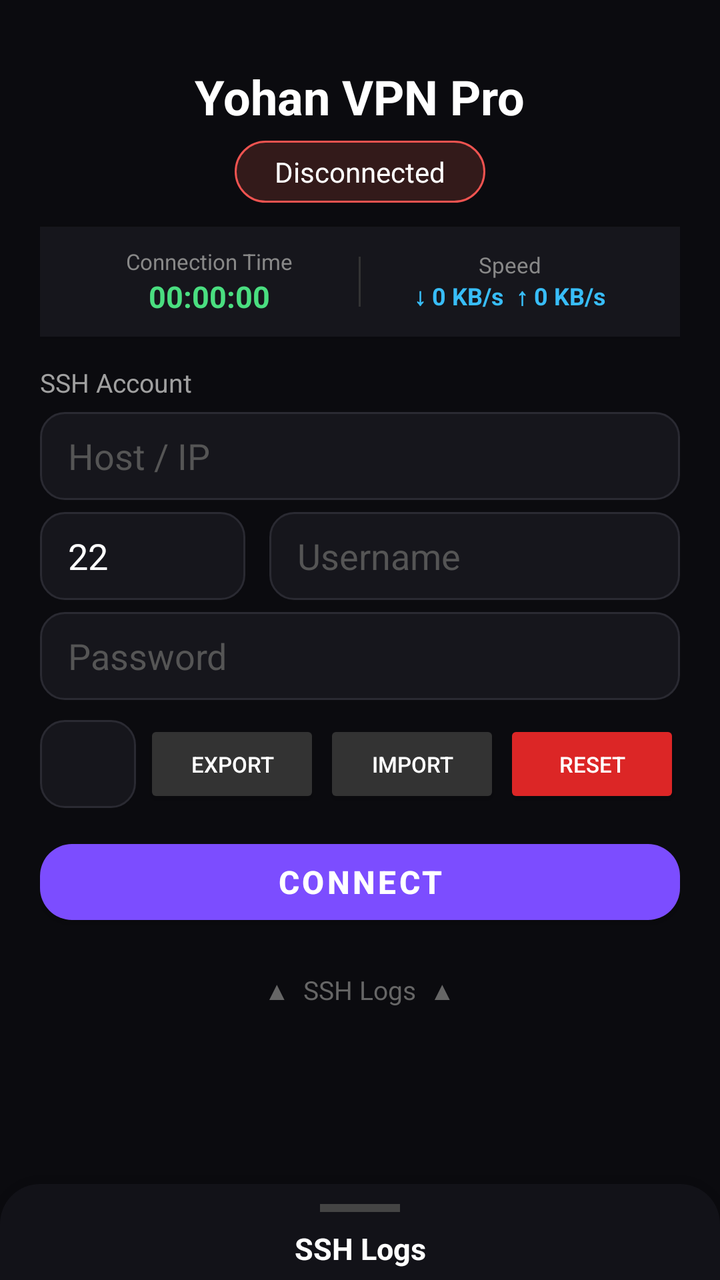
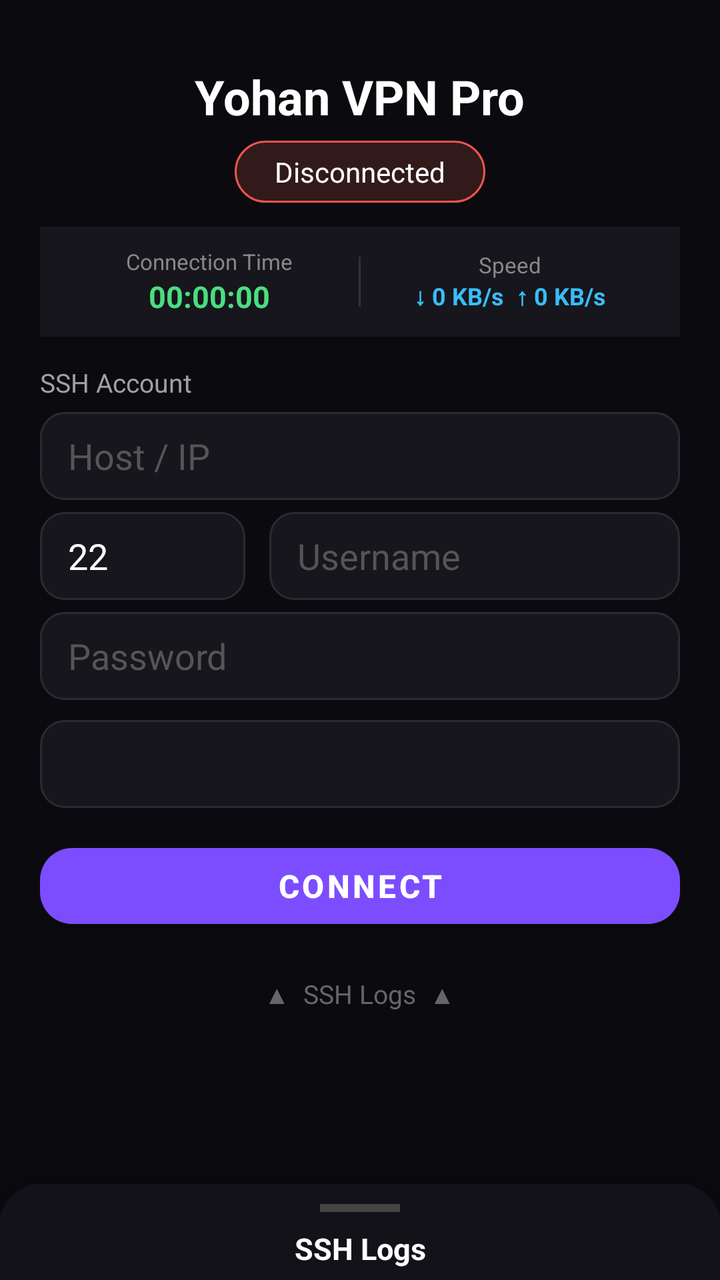

Screens rendered from an Android XML layout before and after an edit, with the pre-edit source and the edit as a unified diff.
<!-- AndroidManifest.xml: application theme Theme.HHHHVPN -->
<!-- res/layout/activity_main.xml -->
<?xml version="1.0" encoding="utf-8"?>
<androidx.coordinatorlayout.widget.CoordinatorLayout
    xmlns:android="http://schemas.android.com/apk/res/android"
    xmlns:app="http://schemas.android.com/apk/res-auto"
    android:layout_width="match_parent"
    android:layout_height="match_parent"
    android:background="#0B0B0F">

    
    <LinearLayout
        android:layout_width="match_parent"
        android:layout_height="match_parent"
        android:orientation="vertical"
        android:padding="20dp"
        android:gravity="center_horizontal">

        
        <TextView
            android:layout_width="wrap_content"
            android:layout_height="wrap_content"
            android:text="Yohan VPN Pro"
            android:textColor="#FFFFFF"
            android:textSize="24sp"
            android:textStyle="bold"
            android:layout_marginTop="12dp"
            android:layout_marginBottom="6dp" />

        
        <TextView
            android:id="@+id/tvStatus"
            android:layout_width="wrap_content"
            android:layout_height="wrap_content"
            android:text="Disconnected"
            android:textColor="#FFFFFF"
            android:textSize="14sp"
            android:background="@drawable/status_pill_disconnected"
            android:paddingHorizontal="20dp"
            android:paddingVertical="6dp"
            android:layout_marginBottom="12dp" />

        
        <LinearLayout
            android:layout_width="match_parent"
            android:layout_height="wrap_content"
            android:orientation="horizontal"
            android:background="#16161C"
            android:padding="10dp"
            android:layout_marginBottom="14dp"
            android:gravity="center"
            android:elevation="2dp">

            <LinearLayout
                android:layout_width="0dp"
                android:layout_weight="1"
                android:layout_height="wrap_content"
                android:orientation="vertical"
                android:gravity="center">
                <TextView
                    android:text="Connection Time"
                    android:textColor="#888888"
                    android:textSize="11sp"
                    android:layout_width="wrap_content"
                    android:layout_height="wrap_content"/>
                <TextView
                    android:id="@+id/tvTimer"
                    android:text="00:00:00"
                    android:textColor="#4ADE80"
                    android:textSize="15sp"
                    android:textStyle="bold"
                    android:layout_width="wrap_content"
                    android:layout_height="wrap_content"/>
            </LinearLayout>

            <View
                android:layout_width="1dp"
                android:layout_height="25dp"
                android:background="#333333"/>

            <LinearLayout
                android:layout_width="0dp"
                android:layout_weight="1"
                android:layout_height="wrap_content"
                android:orientation="vertical"
                android:gravity="center">
                <TextView
                    android:text="Speed"
                    android:textColor="#888888"
                    android:textSize="11sp"
                    android:layout_width="wrap_content"
                    android:layout_height="wrap_content"/>
                <TextView
                    android:id="@+id/tvSpeed"
                    android:text="↓ 0 KB/s  ↑ 0 KB/s"
                    android:textColor="#38BDF8"
                    android:textSize="12sp"
                    android:textStyle="bold"
                    android:layout_width="wrap_content"
                    android:layout_height="wrap_content"/>
            </LinearLayout>
        </LinearLayout>

        
        <TextView
            android:layout_width="match_parent"
            android:layout_height="wrap_content"
            android:text="SSH Account"
            android:textColor="#A0A0A0"
            android:textSize="13sp"
            android:layout_marginBottom="6dp" />

        <EditText
            android:id="@+id/etHost"
            android:layout_width="match_parent"
            android:layout_height="44dp"
            android:hint="Host / IP"
            android:inputType="text"
            android:textColor="#FFFFFF"
            android:textColorHint="#555555"
            android:background="@drawable/edit_bg"
            android:paddingHorizontal="14dp"
            android:layout_marginBottom="6dp"
            android:singleLine="true" />

        <LinearLayout
            android:layout_width="match_parent"
            android:layout_height="wrap_content"
            android:orientation="horizontal"
            android:layout_marginBottom="6dp">

            <EditText
                android:id="@+id/etPort"
                android:layout_width="0dp"
                android:layout_height="44dp"
                android:layout_weight="1"
                android:hint="Port"
                android:inputType="number"
                android:textColor="#FFFFFF"
                android:textColorHint="#555555"
                android:background="@drawable/edit_bg"
                android:paddingHorizontal="14dp"
                android:layout_marginEnd="6dp"
                android:singleLine="true"
                android:text="22" />

            <EditText
                android:id="@+id/etUser"
                android:layout_width="0dp"
                android:layout_height="44dp"
                android:layout_weight="2"
                android:hint="Username"
                android:inputType="text"
                android:textColor="#FFFFFF"
                android:textColorHint="#555555"
                android:background="@drawable/edit_bg"
                android:paddingHorizontal="14dp"
                android:layout_marginStart="6dp"
                android:singleLine="true" />
        </LinearLayout>

        <EditText
            android:id="@+id/etPass"
            android:layout_width="match_parent"
            android:layout_height="44dp"
            android:hint="Password"
            android:inputType="textPassword"
            android:textColor="#FFFFFF"
            android:textColorHint="#555555"
            android:background="@drawable/edit_bg"
            android:paddingHorizontal="14dp"
            android:layout_marginBottom="10dp"
            android:singleLine="true" />

        
        <LinearLayout
            android:layout_width="match_parent"
            android:layout_height="wrap_content"
            android:orientation="horizontal"
            android:layout_marginBottom="12dp">

            <Spinner
                android:id="@+id/spPreset"
                android:layout_width="0dp"
                android:layout_weight="1"
                android:layout_height="44dp"
                android:background="@drawable/edit_bg"
                android:popupBackground="#1C1C22"
                android:layout_marginEnd="4dp" />

            <Button
                android:id="@+id/btnExport"
                android:layout_width="wrap_content"
                android:layout_height="44dp"
                android:text="Export"
                android:textColor="#FFFFFF"
                android:textSize="11sp"
                android:backgroundTint="#333333"
                android:layout_marginEnd="2dp" />

            <Button
                android:id="@+id/btnImport"
                android:layout_width="wrap_content"
                android:layout_height="44dp"
                android:text="Import"
                android:textColor="#FFFFFF"
                android:textSize="11sp"
                android:backgroundTint="#333333"
                android:layout_marginEnd="2dp" />

            <Button
                android:id="@+id/btnReset"
                android:layout_width="wrap_content"
                android:layout_height="44dp"
                android:text="Reset"
                android:textColor="#FFFFFF"
                android:textSize="11sp"
                android:backgroundTint="#DC2626" />
        </LinearLayout>

        
        <com.google.android.material.button.MaterialButton
            android:id="@+id/btnToggle"
            android:layout_width="match_parent"
            android:layout_height="50dp"
            android:text="CONNECT"
            android:textSize="16sp"
            android:textStyle="bold"
            android:textColor="#FFFFFF"
            app:backgroundTint="#7C4DFF"
            app:cornerRadius="16dp"
            android:layout_marginBottom="14dp" />

        
        <TextView
            android:id="@+id/tvLogsHint"
            android:layout_width="wrap_content"
            android:layout_height="wrap_content"
            android:text="▲  SSH Logs  ▲"
            android:textColor="#666666"
            android:textSize="13sp"
            android:padding="6dp" />

    </LinearLayout>

    
    <LinearLayout
        android:id="@+id/logsPanel"
        android:layout_width="match_parent"
        android:layout_height="320dp"
        android:orientation="vertical"
        android:background="@drawable/logs_panel_bg"
        android:elevation="16dp"
        app:layout_behavior="com.google.android.material.bottomsheet.BottomSheetBehavior"
        app:behavior_peekHeight="48dp"
        app:behavior_hideable="false">

        
        <View
            android:layout_width="40dp"
            android:layout_height="4dp"
            android:background="#444444"
            android:layout_gravity="center_horizontal"
            android:layout_marginTop="10dp"
            android:layout_marginBottom="8dp" />

        <TextView
            android:layout_width="match_parent"
            android:layout_height="wrap_content"
            android:text="SSH Logs"
            android:textColor="#FFFFFF"
            android:textStyle="bold"
            android:textSize="15sp"
            android:gravity="center"
            android:paddingBottom="8dp" />

        <TextView
            android:id="@+id/tvLogs"
            android:layout_width="match_parent"
            android:layout_height="0dp"
            android:layout_weight="1"
            android:background="#00000000"
            android:textColor="#B0BEC5"
            android:textSize="12sp"
            android:padding="12dp"
            android:scrollbars="vertical"
            android:fontFamily="monospace"
            android:lineSpacingExtra="2dp" />

        <Button
            android:id="@+id/btnClearLog"
            android:layout_width="match_parent"
            android:layout_height="40dp"
            android:text="Clear Logs"
            android:textColor="#AAAAAA"
            android:backgroundTint="#1A1A1A"
            android:layout_margin="8dp" />
    </LinearLayout>

</androidx.coordinatorlayout.widget.CoordinatorLayout>
<!-- resources referenced by this layout -->
<resources>
  <!-- drawable edit_bg (drawable) -->
  <?xml version="1.0" encoding="utf-8"?>
  <shape xmlns:android="http://schemas.android.com/apk/res/android"
      android:shape="rectangle">
      <solid android:color="#16161C" />
      <corners android:radius="12dp" />
      <stroke android:width="1dp" android:color="#2A2A32" />
  </shape>
  <!-- drawable logs_panel_bg (drawable) -->
  <?xml version="1.0" encoding="utf-8"?>
  <shape xmlns:android="http://schemas.android.com/apk/res/android"
      android:shape="rectangle">
      <solid android:color="#121218" />
      <corners android:topLeftRadius="20dp" android:topRightRadius="20dp" />
  </shape>
  <!-- drawable status_pill_disconnected (drawable) -->
  <?xml version="1.0" encoding="utf-8"?>
  <shape xmlns:android="http://schemas.android.com/apk/res/android"
      android:shape="rectangle">
      <solid android:color="#331A1A" />
      <corners android:radius="20dp" />
      <stroke android:width="1dp" android:color="#EF5350" />
  </shape>
  <style name="Theme.HHHHVPN" parent="Theme.MaterialComponents.DayNight.NoActionBar">
          <item name="colorPrimary">#1B5E20</item>
          <item name="colorPrimaryVariant">#0D3B12</item>
          <item name="colorOnPrimary">#FFFFFF</item>
          <item name="colorSecondary">#90CAF9</item>
          <item name="android:statusBarColor">#000000</item>
          <item name="android:navigationBarColor">#000000</item>
          <item name="android:windowBackground">#0D0D0D</item>
      </style>
</resources>

<!-- the commit's change to res/layout/activity_main.xml (unified diff, before → after) -->
@@ -171,50 +171,13 @@
             android:singleLine="true" />
 
         
-        <LinearLayout
-            android:layout_width="match_parent"
-            android:layout_height="wrap_content"
-            android:orientation="horizontal"
-            android:layout_marginBottom="12dp">
-
-            <Spinner
-                android:id="@+id/spPreset"
-                android:layout_width="0dp"
-                android:layout_weight="1"
-                android:layout_height="44dp"
-                android:background="@drawable/edit_bg"
-                android:popupBackground="#1C1C22"
-                android:layout_marginEnd="4dp" />
-
-            <Button
-                android:id="@+id/btnExport"
-                android:layout_width="wrap_content"
-                android:layout_height="44dp"
-                android:text="Export"
-                android:textColor="#FFFFFF"
-                android:textSize="11sp"
-                android:backgroundTint="#333333"
-                android:layout_marginEnd="2dp" />
-
-            <Button
-                android:id="@+id/btnImport"
-                android:layout_width="wrap_content"
-                android:layout_height="44dp"
-                android:text="Import"
-                android:textColor="#FFFFFF"
-                android:textSize="11sp"
-                android:backgroundTint="#333333"
-                android:layout_marginEnd="2dp" />
-
-            <Button
-                android:id="@+id/btnReset"
-                android:layout_width="wrap_content"
-                android:layout_height="44dp"
-                android:text="Reset"
-                android:textColor="#FFFFFF"
-                android:textSize="11sp"
-                android:backgroundTint="#DC2626" />
-        </LinearLayout>
+        <Spinner
+            android:id="@+id/spPreset"
+            android:layout_width="match_parent"
+            android:layout_height="44dp"
+            android:background="@drawable/edit_bg"
+            android:popupBackground="#1C1C22"
+            android:layout_marginBottom="14dp" />
 
         
         <com.google.android.material.button.MaterialButton
